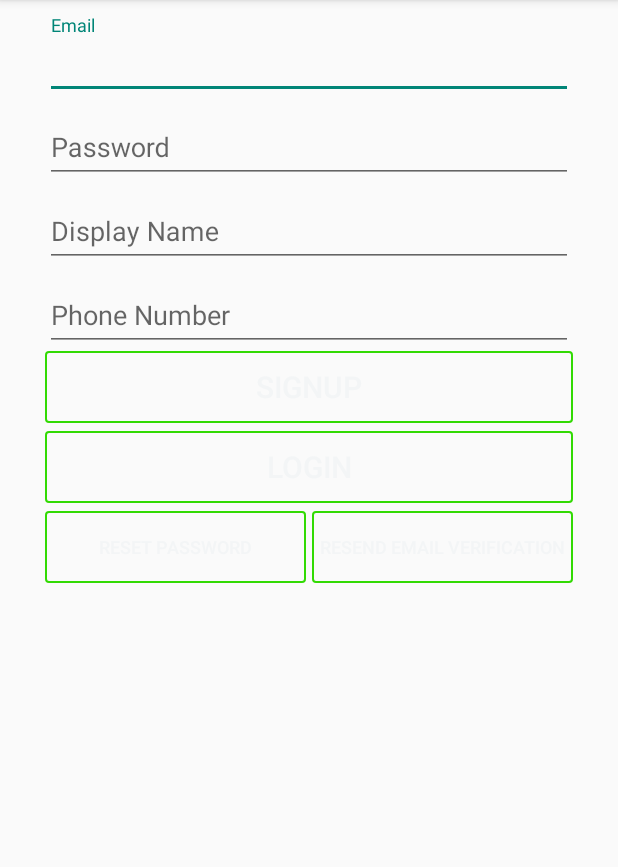
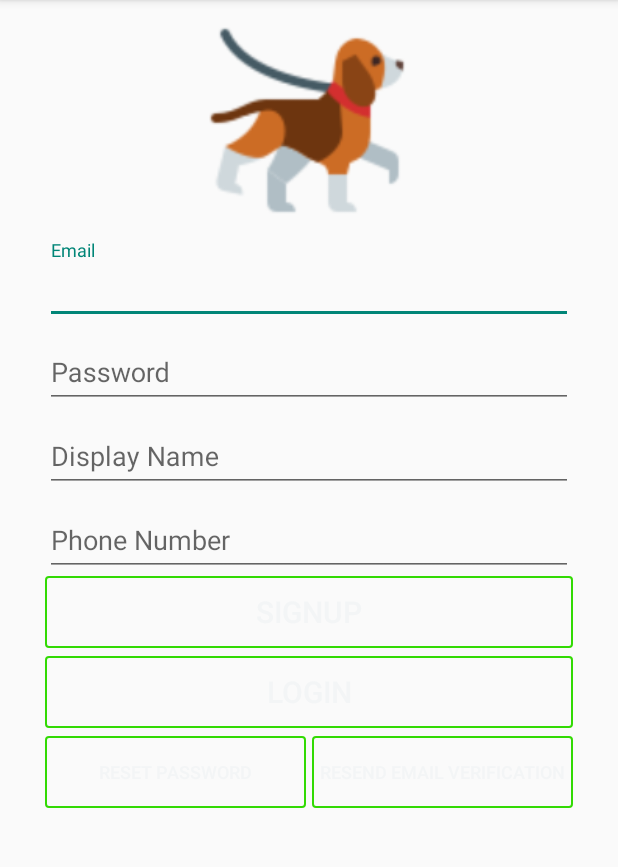
Before and after one commit to secondfh/CIS651, an Android app: the screen it shows after launch (SignupLogin), on a phone screen of 412 x 824 dp, the part 84-951 px from its top. Run offline under Robolectric (Android 15) with nearby library versions, the light colour scheme and no system bars; our stand-ins replace Firebase (no records; nobody signed in at launch, a user with empty details on screens opened directly).

Commit message:
Added image to login

```diff
--- a/PupPatrol/app/src/main/res/layout/activity_signup_login.xml
+++ b/PupPatrol/app/src/main/res/layout/activity_signup_login.xml
@@ -9,11 +9,21 @@
     android:paddingRight="30dp"
     tools:context=".SignupLogin">
 
+    <ImageView
+        android:id="@+id/logo"
+        app:layout_constraintTop_toTopOf="parent"
+        app:layout_constraintLeft_toLeftOf="parent"
+        app:layout_constraintRight_toRightOf="parent"
+
+        android:src="@drawable/dog_walking"
+        android:layout_width="150dp"
+        android:layout_height="150dp"/>
+
     <LinearLayout
         android:orientation="vertical"
         app:layout_constraintLeft_toLeftOf="parent"
         app:layout_constraintRight_toRightOf="parent"
-        app:layout_constraintTop_toTopOf="parent"
+        app:layout_constraintTop_toBottomOf="@+id/logo"
         android:layout_width="match_parent"
         android:layout_height="wrap_content">
         <com.google.android.material.textfield.TextInputLayout
```
Also changed, not shown: PupPatrol/app/src/main/res/drawable/dog_walking.png (added).
